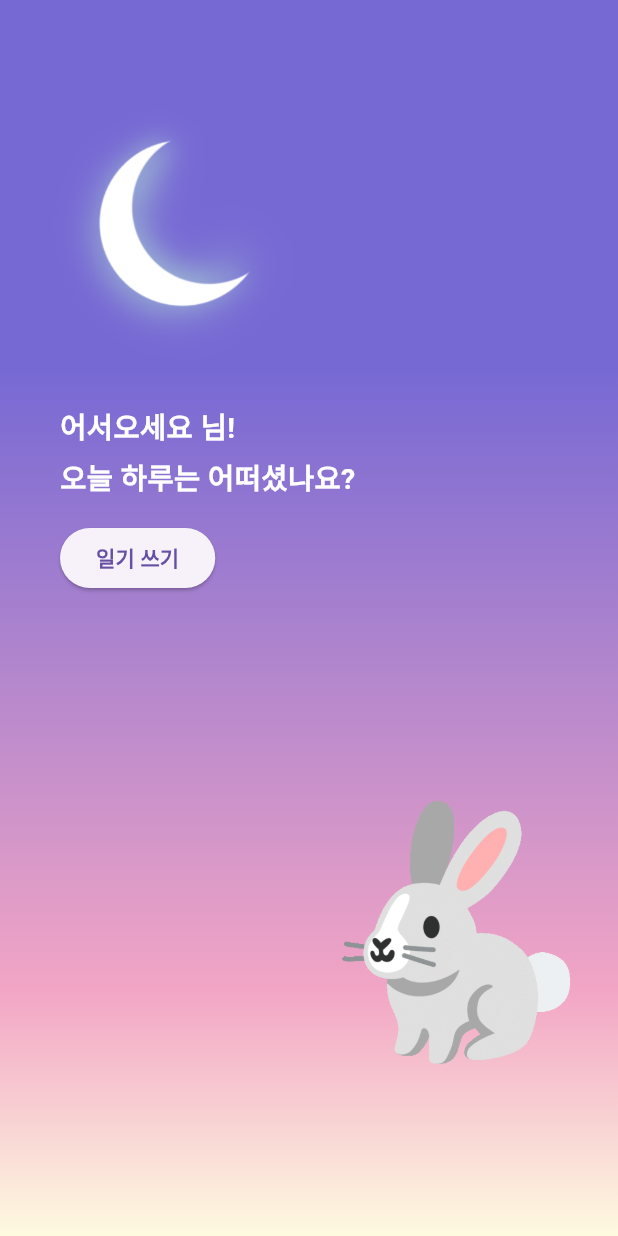
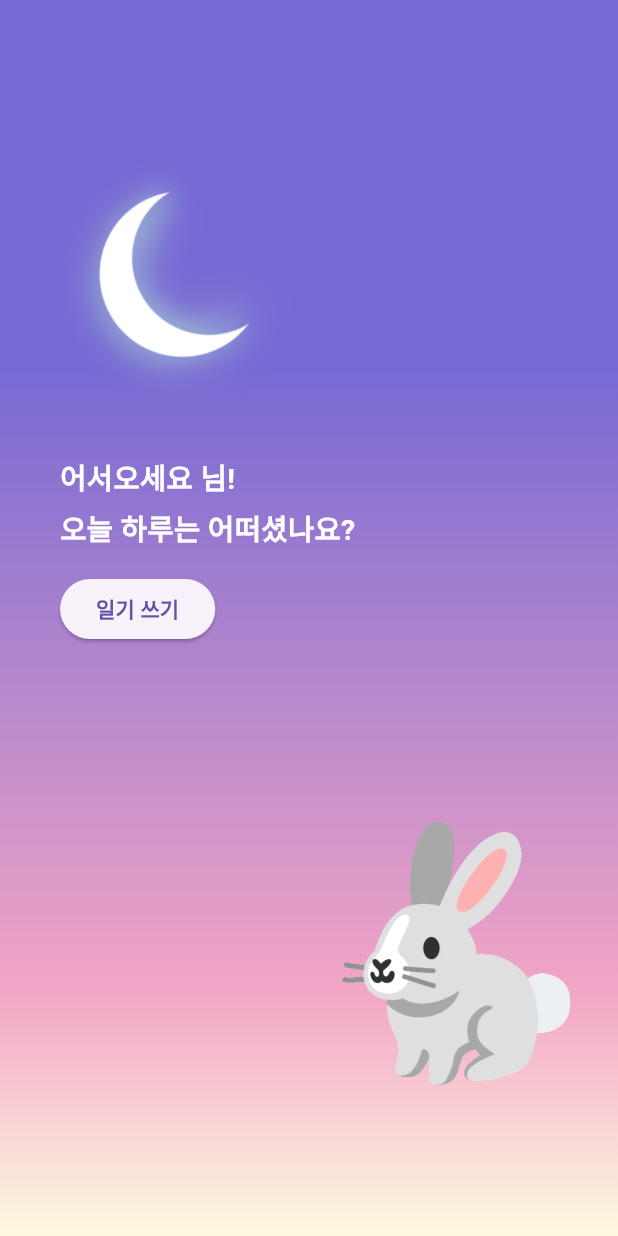
Before and after one commit to mudokja/Minda, a Flutter app: the MainPage screen opened directly, on a phone screen of 412 x 824 dp. Run offline on Flutter 3.47's test engine with Material 3 defaults, Android fonts, the phone set to English and light mode, and no system bars; our stand-ins replace carousel_slider, dio, fl_chart, flutter_secure_storage, shared_preferences, table_calendar; missing offline and left inert: kakao_flutter_sdk_user, mat_month_picker_dialog; accounts and stored records are empty.

```diff
--- a/diary_fe/lib/src/screens/main_page.dart
+++ b/diary_fe/lib/src/screens/main_page.dart
@@ -45,13 +45,11 @@ class MainPage extends StatelessWidget {
               child: Padding(
                 padding:
                     const EdgeInsets.all(10), // 패딩을 조금 추가하여 화면 너비를 넘지 않도록 합니다.
+                child: SingleChildScrollView(
                   child: Column(
                     mainAxisAlignment: MainAxisAlignment.start,
                     crossAxisAlignment: CrossAxisAlignment.start,
                     children: <Widget>[
-                    const SizedBox(
-                      height: 50,
-                    ),
                       SizedBox(
                         height: 200,
                         width: 200,
@@ -98,7 +96,7 @@ class MainPage extends StatelessWidget {
                                   ),
                                 )),
                             const SizedBox(
-                            height: 120,
+                              height: 100,
                             ),
                             Row(
                               mainAxisAlignment: MainAxisAlignment.end,
@@ -118,6 +116,7 @@ class MainPage extends StatelessWidget {
                 ),
               ),
             ),
+          ),
         ],
       ),
     );
```
Lines whose indentation alone changed are shown as unchanged.
